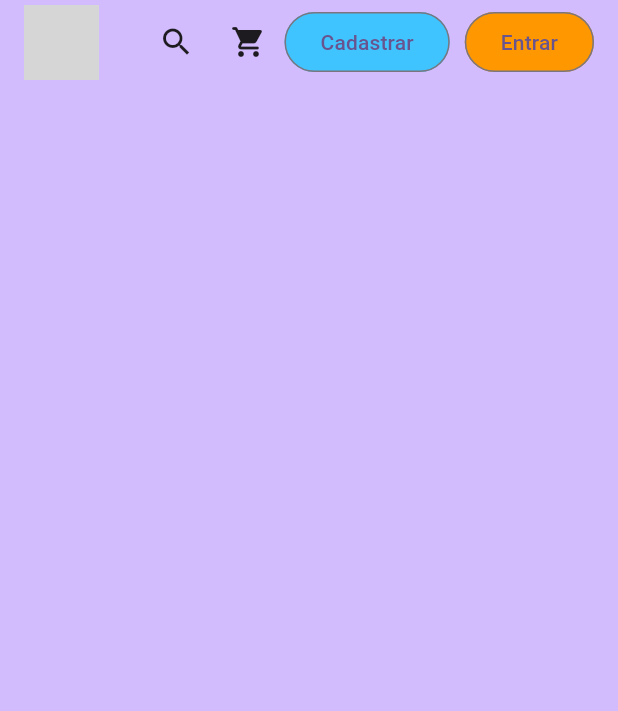
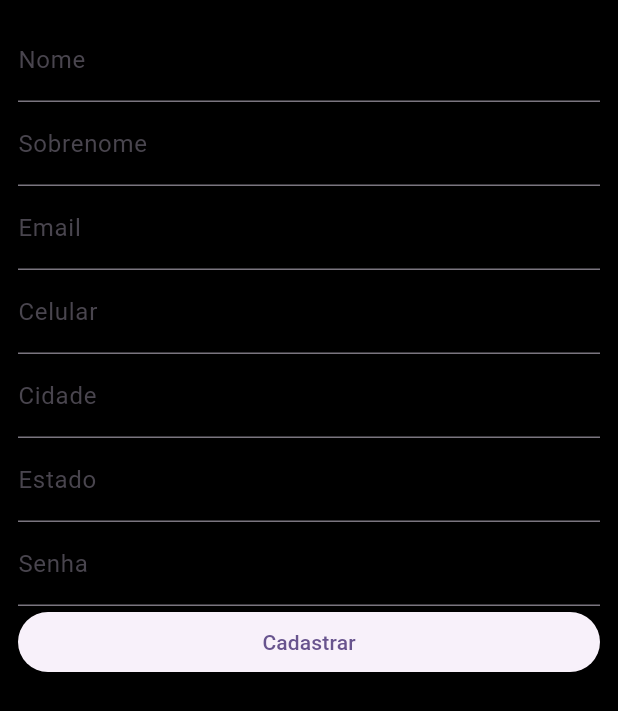
Before and after one commit to Lucas1057/pach_busca, a Flutter app: the WebAppBar widget shown alone on an empty page, opened directly, after a tap on "Cadastrar", on a phone screen of 412 x 824 dp. Shown: the top 711 px of the screen. Run offline on Flutter 3.47's test engine with Material 3 defaults, Android fonts, the phone set to English and light mode, and no system bars; our stand-ins replace firebase_auth, firebase_core; accounts and stored records are empty; network calls fail; grey boxes are pictures that could not be loaded.

Commit message:
cadastro

```diff
--- a/lib/Widget/web_app_bar.dart
+++ b/lib/Widget/web_app_bar.dart
@@ -15,7 +15,7 @@ class WebAppBar extends StatelessWidget {
                  IconButton(onPressed: (){},
                  icon: const Icon(Icons.shopping_cart_rounded)),
                  OutlinedButton(
-                  onPressed: (){},
+                  onPressed: (){Navigator.pushReplacementNamed(context, '/cadastro');},
                    style: OutlinedButton.styleFrom(backgroundColor: Colors.lightBlueAccent,
                    ),
                    child: const Text('Cadastrar'),
--- /dev/null
+++ b/lib/cadastro.dart
@@ -0,0 +1,100 @@
+// ignore_for_file: use_build_context_synchronously
+
+import 'package:flutter/material.dart';
+import 'package:firebase_auth/firebase_auth.dart';
+import 'package:pach_busca/view/anuncio.dart';
+
+class Cadastro extends StatefulWidget {
+  const Cadastro({super.key});
+
+  @override
+  State<Cadastro> createState() => _CadastroState();
+}
+
+class _CadastroState extends State<Cadastro> {
+  final nomeControle = TextEditingController();
+  final emailControle = TextEditingController();
+  final senhaControle = TextEditingController();
+  final sobrenomeControle = TextEditingController();
+  final celularControle = TextEditingController();
+  final estadoControle = TextEditingController();
+  final cidadeControle = TextEditingController();
+  final auth = FirebaseAuth.instance;
+
+  @override
+  Widget build(BuildContext context) {
+    return Scaffold(backgroundColor: Colors.black,
+body:ListView(
+  padding: const EdgeInsets.all(12),
+  children: [
+TextFormField(
+  controller: nomeControle,
+  decoration: const InputDecoration(
+    label: Text('Nome')
+  ),
+),
+TextFormField(
+  controller: sobrenomeControle,
+  decoration: const InputDecoration(
+    label: Text('Sobrenome')
+  ),
+),
+TextFormField(
+  controller: emailControle,
+  decoration: const InputDecoration(
+    label: Text('Email')
+  ),
+),
+TextFormField(
+  controller: celularControle,
+  decoration: const InputDecoration(
+    label: Text('Celular')
+  ),
+),
+TextFormField(
+  controller: cidadeControle,
+  decoration: const InputDecoration(
+    label: Text('Cidade')
+  ),
+),
+TextFormField(
+  controller: estadoControle,
+  decoration: const InputDecoration(
+    label: Text('Estado')
+  ),
+),
+TextFormField(
+  controller: senhaControle,
+  decoration: const InputDecoration(
+    label: Text('Senha')
+  ),
+)
+,ElevatedButton(onPressed: (){cadastrar();}, child: const Text("Cadastrar"))
+  ],
+)
+    );
+  }
+  cadastrar()async{
+    try {
+      UserCredential userCredential = await auth.
+      createUserWithEmailAndPassword(email: emailControle.text, password: senhaControle.text);
+      // ignore: unnecessary_null_comparison
+      if(userCredential != null){
+userCredential.user!.updateDisplayName(nomeControle.text);
+Navigator.pushAndRemoveUntil(context,
+MaterialPageRoute(builder: (context)=> const Anuncios(),),(route)=>false);
+      }
+    } on FirebaseAuthException catch (e) {
+      if(e.code == 'weak-password'){
+ScaffoldMessenger.of(context).showSnackBar(
+  const SnackBar(content: Text('Cria uma senha mais forte.'))
+);
+      }else if(e.code == 'email-already-in-user'){
+        print('email ja existe');
+ScaffoldMessenger.of(context).showSnackBar(
+  const SnackBar(content: Text('O email ja foi cadastrado.'))
+);
+      }
+    }
+  }
+}
--- a/lib/main.dart
+++ b/lib/main.dart
@@ -1,5 +1,6 @@
 import 'package:firebase_core/firebase_core.dart';
 import 'package:flutter/material.dart';
+import 'package:pach_busca/cadastro.dart';
 import 'package:pach_busca/view/anuncio.dart';
 
 void main()async {
@@ -30,6 +31,11 @@ class MyApp extends StatelessWidget {
       ),
       home:  const Anuncios(),
       debugShowCheckedModeBanner: false,
+      initialRoute: '/',
+      routes: {
+        '/anuncios': (context) => const Anuncios(),
+        '/cadastro': (context) => const Cadastro(),
+      } ,
     );
   }
 }
--- /dev/null
+++ b/lib/user_modelo.dart
@@ -0,0 +1,13 @@
+class UserModelo{
+  String nome;
+  String sobrenome;
+  String email;
+  String celular;
+  String cidade;
+  String estado;
+  String senha;
+
+  UserModelo(
+    this.nome,this.sobrenome,this.email,this.celular,this.cidade,this.estado,this.senha
+  );
+}
--- a/pubspec.yaml
+++ b/pubspec.yaml
@@ -36,6 +36,7 @@ dependencies:
   # Use with the CupertinoIcons class for iOS style icons.
   cupertino_icons: ^1.0.6
   firebase_core:
+  firebase_auth: ^5.1.2
 
 dev_dependencies:
   flutter_test:
```
Also changed, not shown: lib/firebase_options.dart (added), pubspec.lock, 4 other files.
